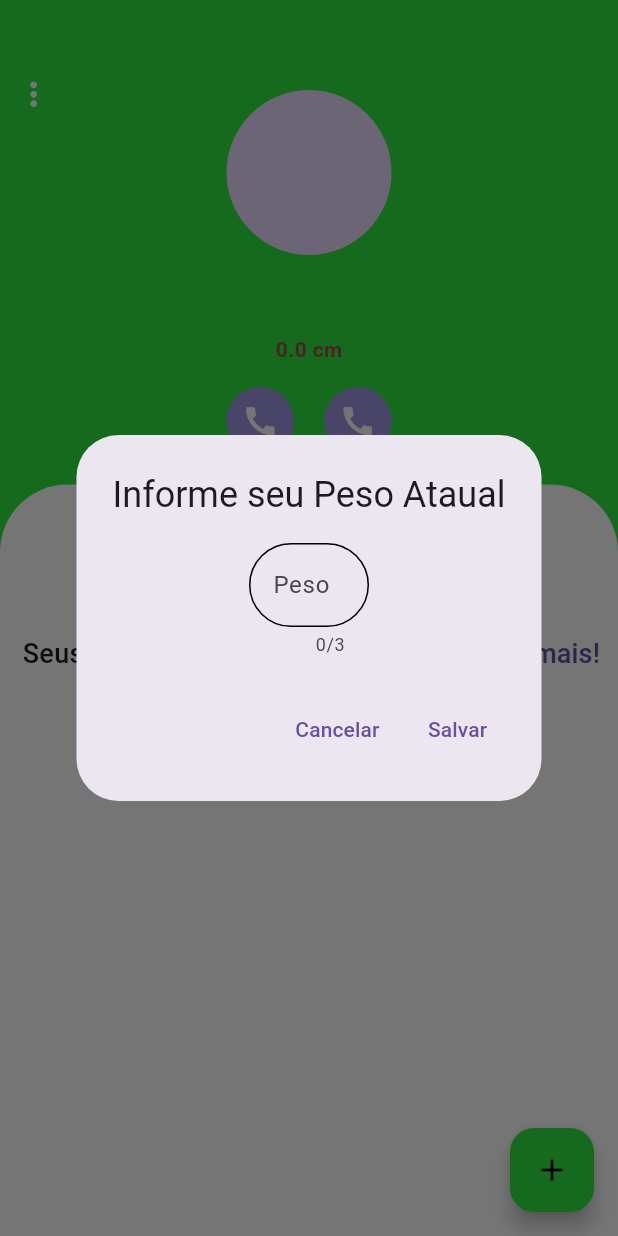
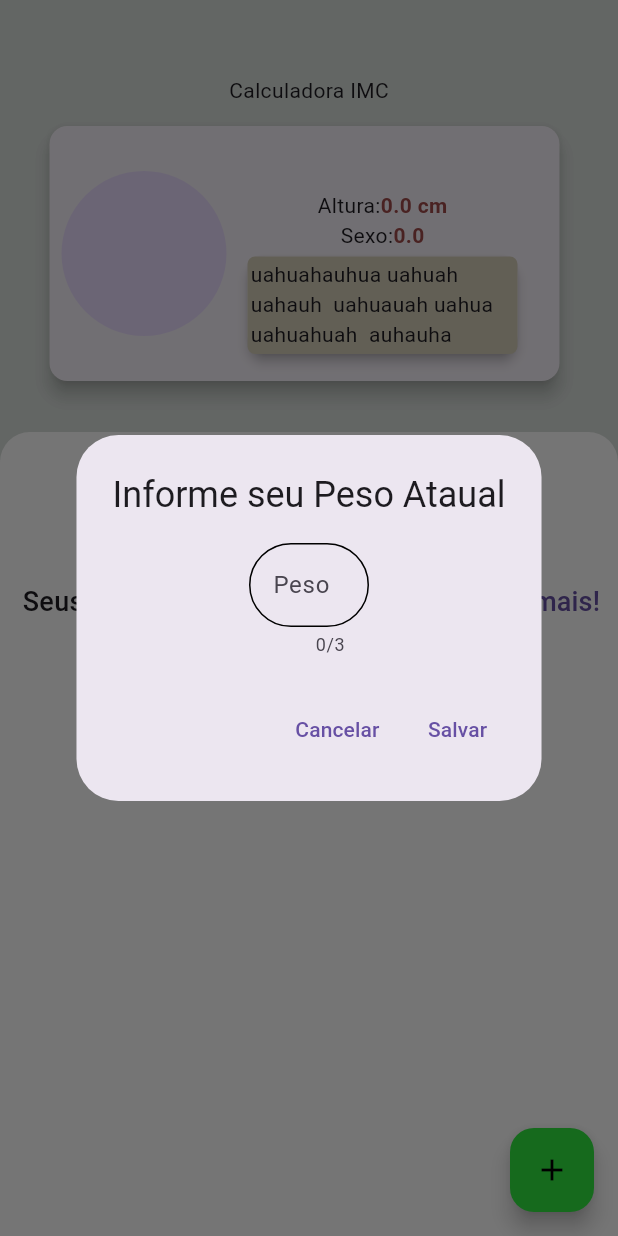
Before and after one commit to absjuniordev/calculadora_imc, a Flutter app: the HomeScreen screen opened by its route, after a tap on the "add" icon, on a phone screen of 412 x 824 dp. Run offline on Flutter 3.47's test engine with Material 3 defaults, Android fonts, the phone set to English and light mode, and no system bars; our stand-ins replace flutter_animate, gallery_saver, image_picker, page_transition, sqflite; accounts and stored records are empty.

Commit message:
Mudança no layot superior

```diff
--- a/lib/pages/home_screen.dart
+++ b/lib/pages/home_screen.dart
@@ -55,27 +55,29 @@ class _HomeScreenState extends State<HomeScreen> {
         altura: alturaUsuario,
         dadosIMCRepository: dadosIMCRepository,
       ),
-      backgroundColor: CustomColors().getGradientMainColor(),
+      backgroundColor: CustomColors().getCircleColor(),
       body: SingleChildScrollView(
         child: Column(
           children: [
             const SizedBox(height: 50),
-            Padding(
-              padding: const EdgeInsets.symmetric(horizontal: 10),
-              child: Stack(
-                children: [
-                  InkWell(
-                    onTap: () {},
-                    child: const Icon(
-                      Icons.more_vert,
-                      color: Colors.white,
-                      size: 25,
-                    ),
+            const Text(
+              "Calculadora IMC",
             ),
             Padding(
-                    padding: const EdgeInsets.symmetric(vertical: 10),
-                    child: Column(
-                      mainAxisAlignment: MainAxisAlignment.spaceEvenly,
+              padding: const EdgeInsets.symmetric(vertical: 10, horizontal: 29),
+              child: Row(
+                children: [
+                  Card(
+                    elevation: 5,
+                    child: Container(
+                      decoration: BoxDecoration(
+                        borderRadius: BorderRadius.circular(5),
+                      ),
+                      height: 170,
+                      width: 340,
+                      child: Padding(
+                        padding: const EdgeInsets.all(8),
+                        child: Row(
                           children: [
                             CircleAvatar(
                               backgroundImage: FileImage(
@@ -83,63 +85,74 @@ class _HomeScreenState extends State<HomeScreen> {
                               ),
                               radius: 55,
                             ),
-                        const SizedBox(
-                          height: 15,
+                            Padding(
+                              padding: const EdgeInsets.symmetric(
+                                horizontal: 10,
+                                vertical: 2,
                               ),
+                              child: Column(
+                                children: [
                                   Text(
                                     nomeUsuario,
                                     style: const TextStyle(
                                       fontSize: 23,
                                       fontWeight: FontWeight.w500,
-                            color: Colors.white,
+                                      color: Colors.black,
                                     ),
                                   ),
-                        const SizedBox(height: 5),
+                                  Row(
+                                    children: [
+                                      const Text("Altura:"),
                                       Text(
                                         "$alturaUsuario cm",
                                         style: const TextStyle(
                                           fontWeight: FontWeight.bold,
-                            color: Color.fromARGB(255, 160, 75, 75),
-                          ),
-                        ),
-                        const SizedBox(height: 15),
-                        Row(
-                          mainAxisAlignment: MainAxisAlignment.center,
-                          children: [
-                            Container(
-                              padding: const EdgeInsets.all(10),
-                              decoration: const BoxDecoration(
-                                color: Color(0xFF9F97E2),
-                                shape: BoxShape.circle,
-                              ),
-                              child: const Icon(
-                                Icons.call,
-                                color: Colors.white,
-                                size: 25,
-                              ),
-                            ),
-                            const SizedBox(width: 20),
-                            Container(
-                              padding: const EdgeInsets.all(10),
-                              decoration: const BoxDecoration(
-                                color: Color(0xFF9F97E2),
-                                shape: BoxShape.circle,
-                              ),
-                              child: const Icon(
-                                Icons.call,
-                                color: Colors.white,
-                                size: 25,
+                                          color:
+                                              Color.fromARGB(255, 160, 75, 75),
                                         ),
                                       ),
                                     ],
+                                  ),
+                                  Row(
+                                    children: [
+                                      const Text("Sexo:"),
+                                      Text(
+                                        "$alturaUsuario",
+                                        style: const TextStyle(
+                                          fontWeight: FontWeight.bold,
+                                          color:
+                                              Color.fromARGB(255, 160, 75, 75),
+                                        ),
+                                      ),
+                                    ],
+                                  ),
+                                  Card(
+                                    elevation: 3,
+                                    child: Container(
+                                      height: 65,
+                                      width: 180,
+                                      decoration: BoxDecoration(
+                                        color: Color.fromARGB(255, 214, 207, 186),
+                                        borderRadius: BorderRadius.circular(5),
+                                      ),
+                                      child: const Padding(
+                                        padding: EdgeInsets.all(2),
+                                        child: Text("uahuahauhua uahuah uahauh  uahuauah uahua  uahuahuah  auhauha "),
+                                      ),
+                                    ),
                                   )
                                 ],
+                              ),
+                            )
+                          ],
+                        ),
+                      ),
                     ),
                   ),
                 ],
               ),
             ),
-            const SizedBox(height: 10),
+            const SizedBox(height: 20),
             Container(
               height: MediaQuery.of(context).size.height / 1.3,
               width: double.infinity,
@@ -150,8 +163,8 @@ class _HomeScreenState extends State<HomeScreen> {
               decoration: const BoxDecoration(
                 color: Colors.white,
                 borderRadius: BorderRadius.only(
-                  topLeft: Radius.circular(45),
-                  topRight: Radius.circular(45),
+                  topLeft: Radius.circular(20),
+                  topRight: Radius.circular(20),
                 ),
               ),
               child: Column(
```
Lines whose indentation alone changed are shown as unchanged.
